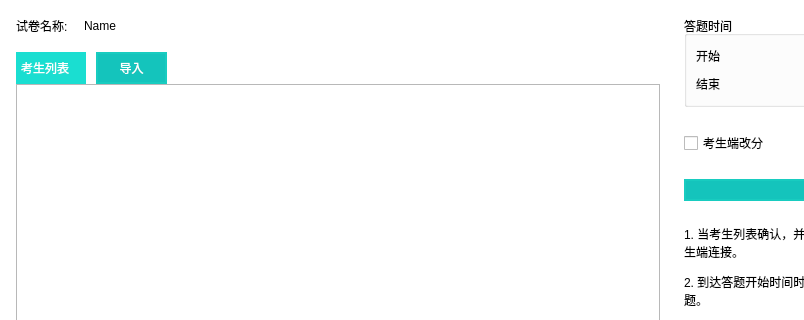
Above: SubWidget/pushview.ui from jkjkil4/ExamSysTeacher before the change; both pictures show x 0 to 804 and y 0 to 320 of the 1050 by 650 pixel window. Below: the same form after it.
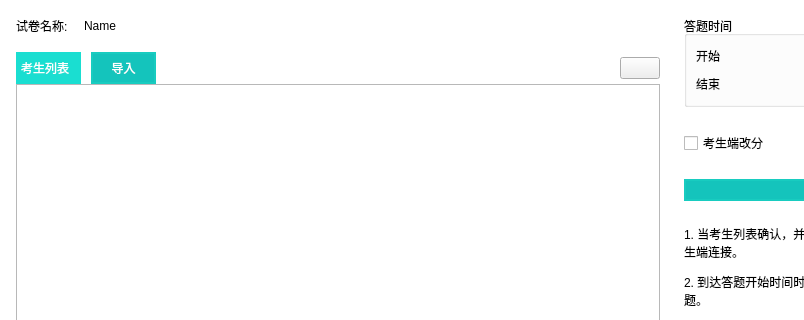
That is the form after the change.

The edit to the form file:
```diff
--- a/SubWidget/pushview.ui
+++ b/SubWidget/pushview.ui
@@ -79,7 +79,7 @@
         <number>0</number>
        </property>
        <item>
-        <layout class="QHBoxLayout" name="layoutTableHead" stretch="1,1,7">
+        <layout class="QHBoxLayout" name="layoutTableHead" stretch="1,1,7,0">
          <property name="spacing">
           <number>10</number>
          </property>
@@ -149,6 +149,9 @@
            </property>
           </spacer>
          </item>
+         <item>
+          <widget class="QPushButton" name="btnTip"/>
+         </item>
         </layout>
        </item>
        <item>
```
